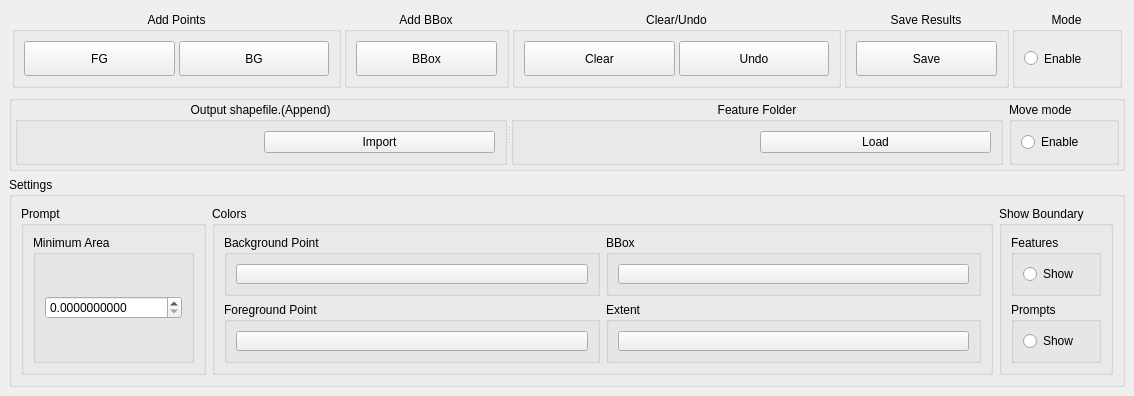
coolzhao/Geo-SAM, file ui/Selector.ui: the form before one commit.
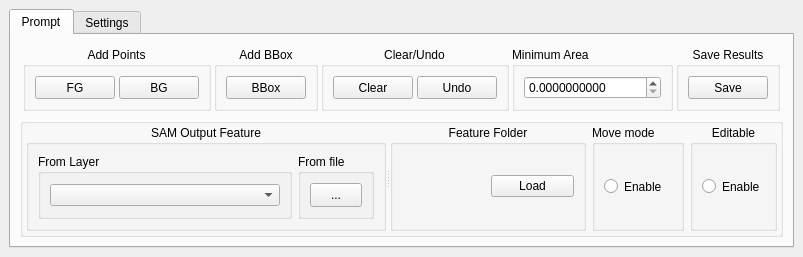
The form after the commit. Custom widgets are drawn as their Qt base class.

Commit message: select vector from layer & restruct UI of Selector

```diff
--- a/ui/Selector.ui
+++ b/ui/Selector.ui
@@ -6,14 +6,14 @@
    <rect>
     <x>0</x>
     <y>0</y>
-    <width>1134</width>
-    <height>396</height>
+    <width>752</width>
+    <height>244</height>
    </rect>
   </property>
   <property name="minimumSize">
    <size>
-    <width>1038</width>
-    <height>377</height>
+    <width>752</width>
+    <height>244</height>
    </size>
   </property>
   <property name="maximumSize">
@@ -43,7 +43,17 @@
    </property>
    <layout class="QGridLayout" name="gridLayout">
     <item row="0" column="0">
-     <layout class="QVBoxLayout" name="verticalLayout" stretch="1,1,2">
+     <widget class="QTabWidget" name="tabWidget">
+      <property name="currentIndex">
+       <number>0</number>
+      </property>
+      <widget class="QWidget" name="tab">
+       <attribute name="title">
+        <string>Prompt</string>
+       </attribute>
+       <layout class="QHBoxLayout" name="horizontalLayout_7">
+        <item>
+         <layout class="QVBoxLayout" name="verticalLayout" stretch="1,2">
       <item>
        <widget class="QFrame" name="Top">
         <property name="sizePolicy">
@@ -55,7 +65,7 @@
         <property name="minimumSize">
          <size>
           <width>0</width>
-          <height>80</height>
+              <height>0</height>
          </size>
         </property>
         <property name="maximumSize">
@@ -67,7 +77,7 @@
         <property name="toolTip">
          <string/>
         </property>
-        <layout class="QHBoxLayout" name="horizontalLayout_2" stretch="6,3,6,3,2">
+            <layout class="QHBoxLayout" name="horizontalLayout_2" stretch="6,3,6,0,3">
          <property name="spacing">
           <number>3</number>
          </property>
@@ -214,7 +224,7 @@
            <property name="alignment">
             <set>Qt::AlignHCenter|Qt::AlignTop</set>
            </property>
-           <layout class="QGridLayout" name="gridLayout_6" columnstretch="3,3">
+               <layout class="QGridLayout" name="gridLayout_6" columnstretch="3,0">
             <property name="leftMargin">
              <number>9</number>
             </property>
@@ -271,6 +281,25 @@
            </layout>
           </widget>
          </item>
+             <item>
+              <widget class="QGroupBox" name="groupBox_14">
+               <property name="title">
+                <string>Minimum Area</string>
+               </property>
+               <layout class="QGridLayout" name="gridLayout_15">
+                <item row="0" column="0">
+                 <widget class="QDoubleSpinBox" name="Box_min_area">
+                  <property name="decimals">
+                   <number>10</number>
+                  </property>
+                  <property name="maximum">
+                   <double>10000000000000000000000.000000000000000</double>
+                  </property>
+                 </widget>
+                </item>
+               </layout>
+              </widget>
+             </item>
          <item>
           <widget class="QGroupBox" name="PolygonGroupBox">
            <property name="toolTip">
@@ -308,43 +337,6 @@
            </layout>
           </widget>
          </item>
-         <item>
-          <widget class="QGroupBox" name="EditModeGroupBox">
-           <property name="title">
-            <string>Mode</string>
-           </property>
-           <property name="alignment">
-            <set>Qt::AlignHCenter|Qt::AlignTop</set>
-           </property>
-           <layout class="QGridLayout" name="gridLayout_4">
-            <item row="0" column="0">
-             <widget class="QRadioButton" name="radioButton_enable">
-              <property name="sizePolicy">
-               <sizepolicy hsizetype="Preferred" vsizetype="Preferred">
-                <horstretch>0</horstretch>
-                <verstretch>0</verstretch>
-               </sizepolicy>
-              </property>
-              <property name="minimumSize">
-               <size>
-                <width>0</width>
-                <height>0</height>
-               </size>
-              </property>
-              <property name="toolTip">
-               <string>Toggle to enable the labelling tool</string>
-              </property>
-              <property name="text">
-               <string>Enable</string>
-              </property>
-              <property name="checked">
-               <bool>false</bool>
-              </property>
-             </widget>
-            </item>
-           </layout>
-          </widget>
-         </item>
         </layout>
        </widget>
       </item>
@@ -365,7 +357,7 @@
         <property name="saveCollapsedState">
          <bool>false</bool>
         </property>
-        <layout class="QHBoxLayout" name="horizontalLayout" stretch="9,1">
+            <layout class="QHBoxLayout" name="horizontalLayout" stretch="9,1,1">
          <property name="leftMargin">
           <number>3</number>
          </property>
@@ -385,42 +377,53 @@
            </property>
            <widget class="QGroupBox" name="OutShapefileGroupBox">
             <property name="title">
-             <string>Output shapefile.(Append)</string>
+                 <string>SAM Output Feature</string>
             </property>
             <property name="alignment">
              <set>Qt::AlignHCenter|Qt::AlignTop</set>
             </property>
-            <layout class="QHBoxLayout" name="horizontalLayout_4" stretch="0,0">
+                <layout class="QHBoxLayout" name="horizontalLayout_4" stretch="5,1">
              <item>
-              <widget class="QgsFileWidget" name="QgsFile_shapefile">
-               <property name="toolTip">
-                <string>Input or choose the shape file path to append the polygon results</string>
-               </property>
-               <property name="options">
-                <set>QFileDialog::DontConfirmOverwrite</set>
-               </property>
+                  <widget class="QGroupBox" name="groupBox_3">
+                   <property name="title">
+                    <string>From Layer</string>
+                   </property>
+                   <layout class="QHBoxLayout" name="horizontalLayout_5">
+                    <item>
+                     <widget class="QgsMapLayerComboBox" name="MapLayerComboBox"/>
+                    </item>
+                   </layout>
               </widget>
              </item>
              <item>
-              <widget class="QPushButton" name="pushButton_load_file">
+                  <widget class="QGroupBox" name="groupBox">
+                   <property name="title">
+                    <string>From file</string>
+                   </property>
+                   <layout class="QHBoxLayout" name="horizontalLayout_8">
+                    <item>
+                     <widget class="QToolButton" name="pushButton_load_file">
                <property name="sizePolicy">
                 <sizepolicy hsizetype="Preferred" vsizetype="Preferred">
                  <horstretch>0</horstretch>
                  <verstretch>0</verstretch>
                 </sizepolicy>
                </property>
-               <property name="minimumSize">
-                <size>
-                 <width>0</width>
-                 <height>0</height>
-                </size>
-               </property>
                <property name="toolTip">
-                <string>Press to import the shapefile</string>
+                       <string>Create/Load from a file</string>
+                      </property>
+                      <property name="statusTip">
+                       <string/>
+                      </property>
+                      <property name="whatsThis">
+                       <string/>
                </property>
                <property name="text">
-                <string>Import</string>
-               </property>
+                       <string>...</string>
+                      </property>
+                     </widget>
+                    </item>
+                   </layout>
               </widget>
              </item>
             </layout>
@@ -443,7 +446,7 @@
              <item>
               <widget class="QPushButton" name="pushButton_load_feature">
                <property name="sizePolicy">
-                <sizepolicy hsizetype="Preferred" vsizetype="Preferred">
+                    <sizepolicy hsizetype="Preferred" vsizetype="Fixed">
                  <horstretch>0</horstretch>
                  <verstretch>0</verstretch>
                 </sizepolicy>
@@ -494,50 +497,69 @@
            </layout>
           </widget>
          </item>
-        </layout>
-       </widget>
-      </item>
       <item>
-       <widget class="QgsCollapsibleGroupBox" name="Settings">
-        <property name="maximumSize">
+              <widget class="QGroupBox" name="EditModeGroupBox">
+               <property name="title">
+                <string>Editable</string>
+               </property>
+               <property name="alignment">
+                <set>Qt::AlignHCenter|Qt::AlignTop</set>
+               </property>
+               <layout class="QGridLayout" name="gridLayout_4">
+                <item row="0" column="0">
+                 <widget class="QRadioButton" name="radioButton_enable">
+                  <property name="sizePolicy">
+                   <sizepolicy hsizetype="Preferred" vsizetype="Preferred">
+                    <horstretch>0</horstretch>
+                    <verstretch>0</verstretch>
+                   </sizepolicy>
+                  </property>
+                  <property name="minimumSize">
          <size>
-          <width>16777215</width>
-          <height>16777215</height>
-         </size>
-        </property>
-        <property name="title">
+                    <width>0</width>
+                    <height>0</height>
+                   </size>
+                  </property>
+                  <property name="toolTip">
+                   <string>Toggle to enable the labelling tool</string>
+                  </property>
+                  <property name="text">
+                   <string>Enable</string>
+                  </property>
+                  <property name="checked">
+                   <bool>false</bool>
+                  </property>
+                 </widget>
+                </item>
+               </layout>
+              </widget>
+             </item>
+            </layout>
+           </widget>
+          </item>
+         </layout>
+        </item>
+       </layout>
+      </widget>
+      <widget class="QWidget" name="Settings">
+       <attribute name="title">
          <string>Settings</string>
-        </property>
-        <layout class="QHBoxLayout" name="horizontalLayout_5" stretch="1,9,1">
+       </attribute>
+       <layout class="QHBoxLayout" name="horizontalLayout_6">
          <item>
-          <widget class="QGroupBox" name="groupBox_3">
-           <property name="minimumSize">
-            <size>
-             <width>0</width>
-             <height>150</height>
-            </size>
-           </property>
-           <property name="title">
-            <string>Prompt</string>
-           </property>
-           <layout class="QGridLayout" name="gridLayout_8">
-            <item row="0" column="0">
              <widget class="QGroupBox" name="groupBox_4">
               <property name="title">
-               <string>Minimum Area</string>
+           <string>Default Minimum Area</string>
               </property>
               <layout class="QGridLayout" name="gridLayout_12">
                <item row="0" column="0">
-                <widget class="QDoubleSpinBox" name="Box_min_area">
+            <widget class="QDoubleSpinBox" name="Box_min_area_default">
                  <property name="decimals">
                   <number>10</number>
                  </property>
                  <property name="maximum">
                   <double>10000000000000000000000.000000000000000</double>
                  </property>
-                </widget>
-               </item>
-              </layout>
              </widget>
             </item>
            </layout>
@@ -556,7 +578,7 @@
               </property>
               <layout class="QGridLayout" name="gridLayout_19">
                <item row="0" column="0">
-                <widget class="QgsColorButton" name="mColorButton_4">
+               <widget class="QgsColorButton" name="ColorButton_bgpt">
                  <property name="sizePolicy">
                   <sizepolicy hsizetype="Preferred" vsizetype="Preferred">
                    <horstretch>0</horstretch>
@@ -581,7 +603,7 @@
               </property>
               <layout class="QGridLayout" name="gridLayout_16">
                <item row="0" column="0">
-                <widget class="QgsColorButton" name="mColorButton">
+               <widget class="QgsColorButton" name="ColorButton_bbox">
                  <property name="sizePolicy">
                   <sizepolicy hsizetype="Preferred" vsizetype="Preferred">
                    <horstretch>0</horstretch>
@@ -606,7 +628,7 @@
               </property>
               <layout class="QGridLayout" name="gridLayout_17">
                <item row="0" column="0">
-                <widget class="QgsColorButton" name="mColorButton_2">
+               <widget class="QgsColorButton" name="ColorButton_extent">
                  <property name="sizePolicy">
                   <sizepolicy hsizetype="Preferred" vsizetype="Preferred">
                    <horstretch>0</horstretch>
@@ -631,7 +653,7 @@
               </property>
               <layout class="QGridLayout" name="gridLayout_18">
                <item row="0" column="0">
-                <widget class="QgsColorButton" name="mColorButton_3">
+               <widget class="QgsColorButton" name="ColorButton_fgpt">
                  <property name="sizePolicy">
                   <sizepolicy hsizetype="Preferred" vsizetype="Preferred">
                    <horstretch>0</horstretch>
@@ -719,8 +741,7 @@
          </item>
         </layout>
        </widget>
-      </item>
-     </layout>
+     </widget>
     </item>
    </layout>
   </widget>
@@ -748,6 +769,11 @@
    <extends>QWidget</extends>
    <header>qgsfilewidget.h</header>
   </customwidget>
+  <customwidget>
+   <class>QgsMapLayerComboBox</class>
+   <extends>QComboBox</extends>
+   <header>qgsmaplayercombobox.h</header>
+  </customwidget>
  </customwidgets>
  <resources/>
  <connections/>
```
Lines whose indentation alone changed are shown as unchanged. The commit also changes 2 other files.
